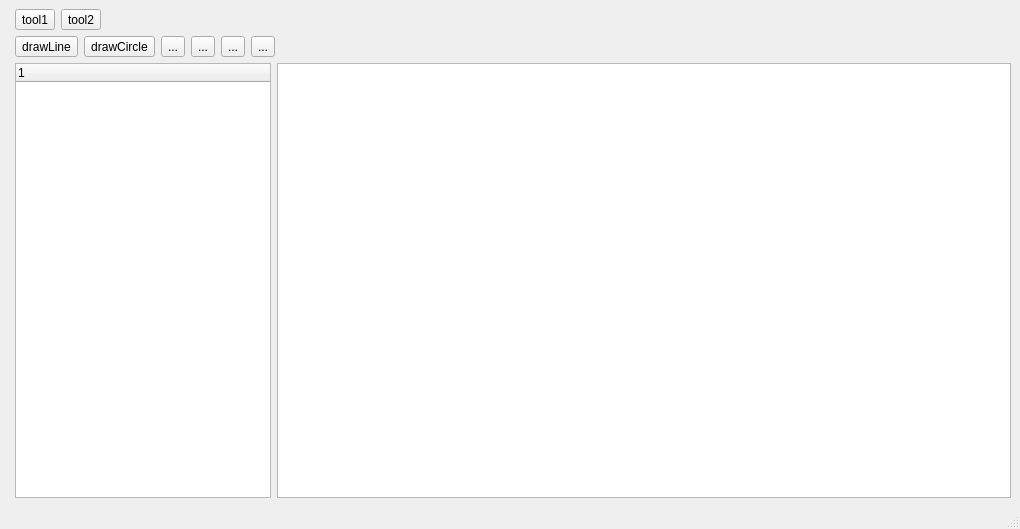
joey674/LaserCAD_QT, file mainwindow.ui: the form before one commit.
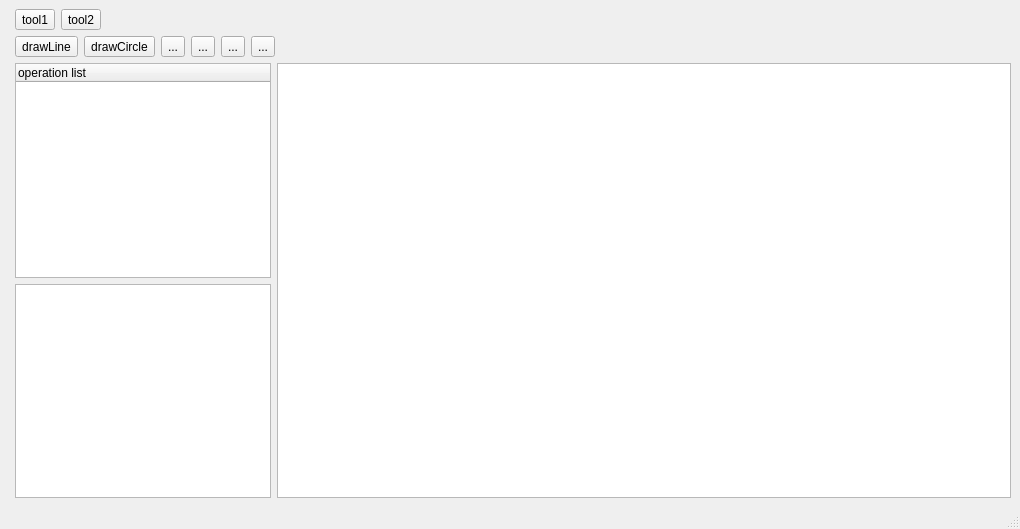
The form after the commit. Custom widgets are drawn as their Qt base class.

```diff
--- a/mainwindow.ui
+++ b/mainwindow.ui
@@ -23,20 +23,27 @@
    <layout class="QFormLayout" name="formLayout">
     <item row="3" column="1">
      <layout class="QHBoxLayout" name="horizontalLayout_3">
-      <item alignment="Qt::AlignmentFlag::AlignLeft">
-       <widget class="QTreeWidget" name="treeWidget">
-        <property name="dragEnabled">
-         <bool>true</bool>
-        </property>
-        <property name="dragDropMode">
-         <enum>QAbstractItemView::DragDropMode::InternalMove</enum>
-        </property>
-        <column>
-         <property name="text">
-          <string notr="true">1</string>
-         </property>
-        </column>
-       </widget>
+      <item>
+       <layout class="QVBoxLayout" name="verticalLayout_4">
+        <item alignment="Qt::AlignmentFlag::AlignLeft">
+         <widget class="QTreeWidget" name="operationTreeWidget">
+          <property name="dragEnabled">
+           <bool>true</bool>
+          </property>
+          <property name="dragDropMode">
+           <enum>QAbstractItemView::DragDropMode::InternalMove</enum>
+          </property>
+          <column>
+           <property name="text">
+            <string notr="true">operation list</string>
+           </property>
+          </column>
+         </widget>
+        </item>
+        <item alignment="Qt::AlignmentFlag::AlignLeft">
+         <widget class="QTableWidget" name="propertyTableWidget"/>
+        </item>
+       </layout>
       </item>
       <item>
        <widget class="GraphicsView" name="graphicsView">
```
Left out of the diff: 306 changed lines with no effect on the pictures.
